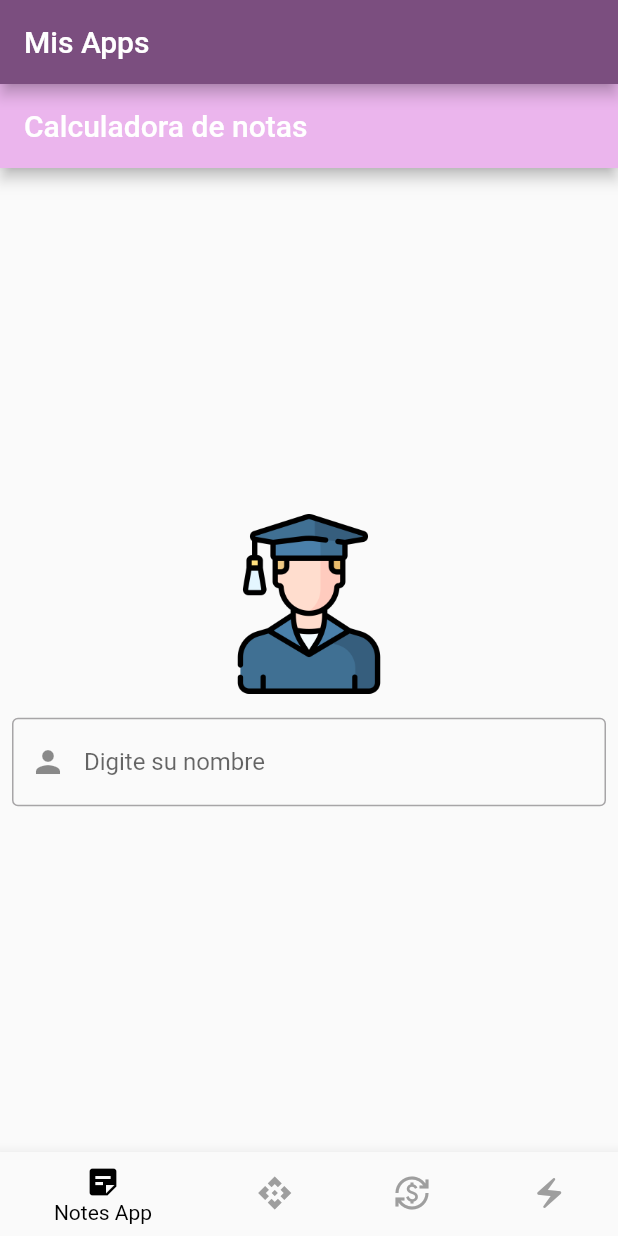
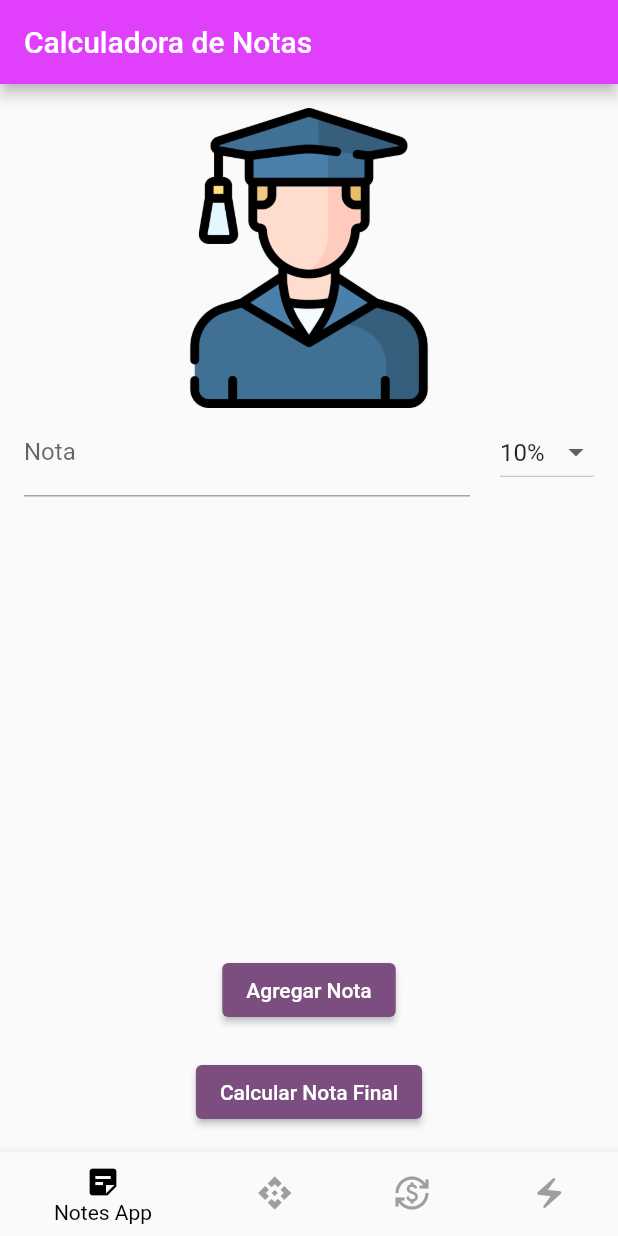
Before and after one commit to EasierMonk95/Mobile_Devices_Projects, a Flutter app: the screen it shows after launch, on a phone screen of 412 x 824 dp. Run offline on Flutter 3.47's test engine with Material 3 defaults, Android fonts, the phone set to English and light mode, and no system bars.

Commit message:
Notes calculator done
The Notex Calculator App is ready and fully functional, the next app to be done is the resitor calculator.

```diff
--- a/converter/lib/pages/navigation_bar_page.dart
+++ b/converter/lib/pages/navigation_bar_page.dart
@@ -16,11 +16,11 @@ class _NavigationBarPageState extends State<NavigationBarPage> {
 
   int _selectedIndex = 0;
 
-  static const List<Widget> _widgetOptions = <Widget> [
-    NotesPage(),
-    FreedomPage(),
-    ConversionPage(),
-    ResistorPage()
+  static List<Widget> _widgetOptions = <Widget> [
+    GradeCalculator(),
+    const FreedomPage(),
+    const ConversionPage(),
+    const ResistorPage()
   ];
 
   void _onItemTapped(int index){
@@ -32,9 +32,6 @@ class _NavigationBarPageState extends State<NavigationBarPage> {
   @override
   Widget build(BuildContext context) {
     return Scaffold(
-      appBar: AppBar(
-        title: const Text("Mis Apps"),
-      ),
       body: Center(
         child: _widgetOptions.elementAt(_selectedIndex),
       ),
--- a/converter/lib/pages/notes_page.dart
+++ b/converter/lib/pages/notes_page.dart
@@ -1,17 +1,11 @@
 import 'package:flutter/material.dart';
 
-class NotesPage extends StatefulWidget {
-  const NotesPage({super.key});
-
+class GradeCalculator extends StatefulWidget {
   @override
-  State<NotesPage> createState() => _NotesPageState();
+  _GradeCalculatorState createState() => _GradeCalculatorState();
 }
 
-class _NotesPageState extends State<NotesPage> {
-
-  // Lista para almacenar los widgets de notas y porcentajes
-  List<Widget> _notes = [];
-
+class _GradeCalculatorState extends State<GradeCalculator> {
   // Controladores para almacenar notas y porcentajes
   List<TextEditingController> _controllers = [];
   List<double> _percentages = [];
@@ -20,7 +14,7 @@ class _NotesPageState extends State<NotesPage> {
   @override
   void initState() {
     super.initState();
-    _addGradeField();
+    _addGradeField(); // Agregar el primer campo de forma predeterminada
   }
 
   // Función para agregar un nuevo campo de nota
@@ -29,13 +23,99 @@ class _NotesPageState extends State<NotesPage> {
     _controllers.add(controller);
     _percentages.add(0.1); // Porcentaje predeterminado (10%)
 
-    setState(() {
-      _gradeFields.add(
-        Row(
+    setState(() {});
+  }
+
+  // Función para calcular la nota final
+  void _calculateFinalGrade() {
+    double finalGrade = 0;
+    double totalPercentage = 0;
+
+    for (int i = 0; i < _controllers.length; i++) {
+      double? grade = double.tryParse(_controllers[i].text);
+      double percentage = _percentages[i];
+
+      if (grade != null) {
+        finalGrade += grade * percentage;
+        totalPercentage += percentage;
+      }
+    }
+
+    if (totalPercentage == 1.0) {
+      _showResultDialog(finalGrade);
+    } else {
+      _showErrorDialog();
+    }
+  }
+
+  // Mostrar el resultado en un diálogo
+  void _showResultDialog(double result) {
+    showDialog(
+      context: context,
+      builder: (context) {
+        return AlertDialog(
+          title: Text('Resultado Final'),
+          content: Text('La nota final es: ${result.toStringAsFixed(2)}'),
+          actions: [
+            TextButton(
+              onPressed: () {
+                Navigator.of(context).pop();
+              },
+              child: Text('OK'),
+            ),
+          ],
+        );
+      },
+    );
+  }
+
+  // Mostrar error si los porcentajes no suman 100%
+  void _showErrorDialog() {
+    showDialog(
+      context: context,
+      builder: (context) {
+        return AlertDialog(
+          title: Text('Error'),
+          content: Text('Los porcentajes no suman 100%. Ajuste los valores.'),
+          actions: [
+            TextButton(
+              onPressed: () {
+                Navigator.of(context).pop();
+              },
+              child: Text('OK'),
+            ),
+          ],
+        );
+      },
+    );
+  }
+
+  @override
+  Widget build(BuildContext context) {
+    return Scaffold(
+      appBar: AppBar(
+        title: Text('Calculadora de Notas'),
+        backgroundColor: Colors.purpleAccent,
+      ),
+      body: Padding(
+        padding: const EdgeInsets.all(16.0),
+        child: Column(
+          children: [
+            const Image(
+              image: AssetImage('assets/icons/graduado.png'),
+              width: 200,
+              height: 200,
+            ),
+            // Lista de campos de nota y porcentaje
+            Expanded(
+              child: ListView.builder(
+                itemCount: _controllers.length,
+                itemBuilder: (context, index) {
+                  return Row(
                     children: [
                       Expanded(
                         child: TextFormField(
-                controller: controller,
+                          controller: _controllers[index],
                           decoration: InputDecoration(
                             labelText: 'Nota',
                           ),
@@ -44,8 +124,9 @@ class _NotesPageState extends State<NotesPage> {
                       ),
                       SizedBox(width: 20),
                       DropdownButton<double>(
-              value: _percentages.last,
-              items: [0.05, 0.10, 0.15, 0.20, 0.25, 0.30].map((double value) {
+                        value: _percentages[index],
+                        items: [0.05, 0.10, 0.15, 0.20, 0.25, 0.30, 0.35, 0.40, 0.45, 0.50, 0.55, 0.60, 0.65, 0.70, 0.75, 0.80, 0.85, 0.90, 0.95, 1.00]
+                            .map((double value) {
                           return DropdownMenuItem<double>(
                             value: value,
                             child: Text('${(value * 100).toStringAsFixed(0)}%'),
@@ -53,50 +134,28 @@ class _NotesPageState extends State<NotesPage> {
                         }).toList(),
                         onChanged: (newValue) {
                           setState(() {
-                  int index = _controllers.indexOf(controller);
                             _percentages[index] = newValue!;
                           });
                         },
                       ),
                     ],
+                  );
+                },
               ),
-      );
-    });
-  }
-
-  @override
-  Widget build(BuildContext context) {
-    return Scaffold(
-      appBar: AppBar(
-        title: const Text("Calculadora de notas"),
-        backgroundColor: Theme.of(context).colorScheme.inversePrimary,
             ),
-      body: Padding(
-        padding: const EdgeInsets.all(8.0),
-        child: Center(
-          child: SingleChildScrollView(
-            child: Column(
-              mainAxisAlignment: MainAxisAlignment.center,
-              children: [
-                const Image(
-                  image: AssetImage('assets/icons/graduado.png'),
-                  width: 120,
-                  height: 120,
+            SizedBox(height: 20),
+            // Botón para agregar una nueva nota
+            ElevatedButton(
+              onPressed: _addGradeField,
+              child: Text('Agregar Nota'),
             ),
-                const SizedBox(
-                  height: 16.0,
-                ),
-                TextFormField(
-                  controller: _controllers[0],
-                  decoration: const InputDecoration(
-                      border: OutlineInputBorder(),
-                      labelText: "Digite su nombre",
-                      prefixIcon: Icon(Icons.person)),
-                  keyboardType: TextInputType.name,
+            SizedBox(height: 20),
+            // Botón para calcular la nota final
+            ElevatedButton(
+              onPressed: _calculateFinalGrade,
+              child: Text('Calcular Nota Final'),
             ),
           ],
-            ),
-          ),
         ),
       ),
     );
--- a/converter/lib/pages/resistor_page.dart
+++ b/converter/lib/pages/resistor_page.dart
@@ -10,6 +10,8 @@ class ResistorPage extends StatefulWidget {
 class _ResistorPageState extends State<ResistorPage> {
   @override
   Widget build(BuildContext context) {
-    return const Placeholder();
+    return Scaffold(
+
+    );
   }
 }
```
Lines whose indentation alone changed are shown as unchanged.
